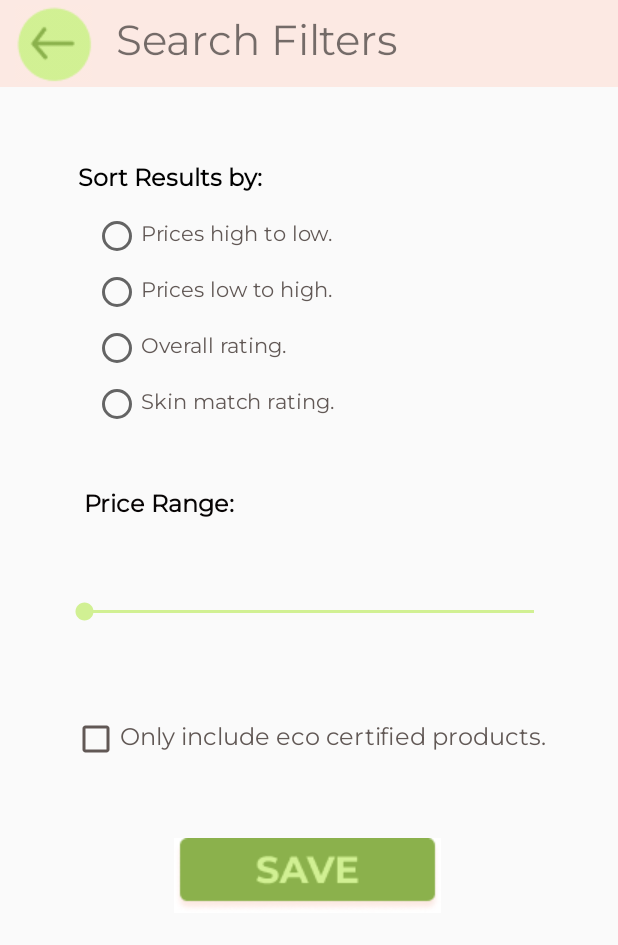
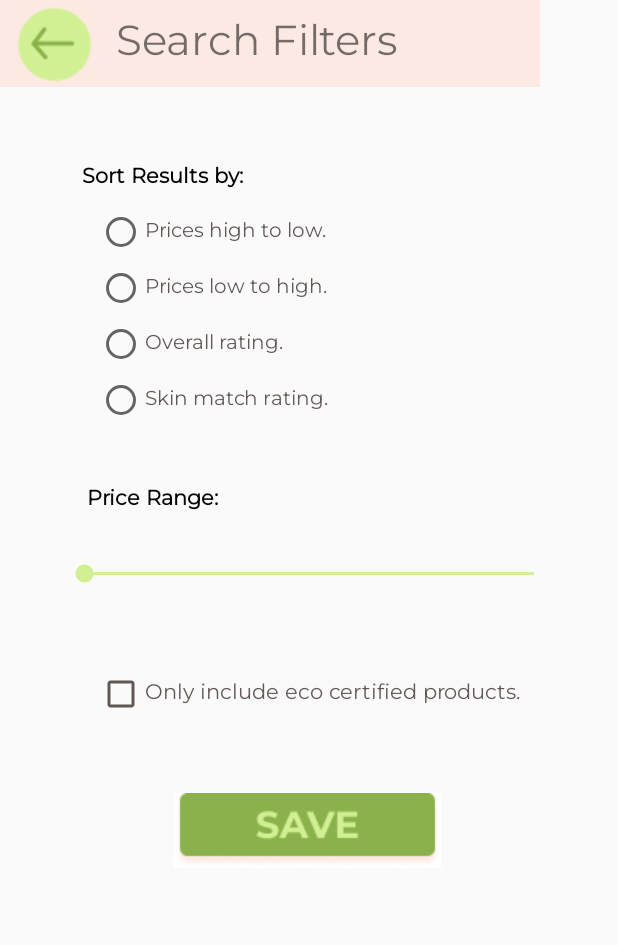
Before and after one commit to noahzpepper/coco, an Android app: the UserFilterActivity screen opened directly, with no data from a screen before it, on a phone screen of 412 x 824 dp. Shown: the top 945 px of the screen. Run offline under Robolectric (Android 15) with nearby library versions, the phone set to English and light mode, and no system bars.

Commit message:
fixed screen size and scrolling

```diff
--- a/app/src/main/res/layout/activity_user_filter.xml
+++ b/app/src/main/res/layout/activity_user_filter.xml
@@ -8,16 +8,7 @@
     tools:context=".UserFilterActivity">
 
     <ImageView
-        android:id="@+id/navbarRight"
-        android:layout_width="wrap_content"
-        android:layout_height="wrap_content"
-        app:layout_constraintBottom_toBottomOf="@+id/navbarLeft"
-        app:layout_constraintEnd_toEndOf="parent"
-        app:layout_constraintTop_toTopOf="parent"
-        app:srcCompat="@drawable/rectangle" />
-
-    <ImageView
-        android:id="@+id/navbarLeft"
+        android:id="@+id/navbar"
         android:layout_width="wrap_content"
         android:layout_height="wrap_content"
         app:layout_constraintStart_toStartOf="parent"
@@ -29,9 +20,9 @@
         android:layout_width="51dp"
         android:layout_height="51dp"
         android:layout_marginStart="10dp"
-        app:layout_constraintBottom_toBottomOf="@+id/navbarLeft"
+        app:layout_constraintBottom_toBottomOf="@+id/navbar"
         app:layout_constraintStart_toStartOf="parent"
-        app:layout_constraintTop_toTopOf="@+id/navbarLeft"
+        app:layout_constraintTop_toTopOf="@+id/navbar"
         app:srcCompat="@drawable/backarrowbutton" />
 
     <TextView
@@ -41,7 +32,7 @@
         android:fontFamily="@font/montserrat"
         android:text="@string/Settings"
         android:textSize="28sp"
-        app:layout_constraintBottom_toBottomOf="@+id/navbarRight"
+        app:layout_constraintBottom_toBottomOf="@+id/navbar"
         app:layout_constraintEnd_toEndOf="parent"
         app:layout_constraintHorizontal_bias="0.1"
         app:layout_constraintStart_toEndOf="@+id/backButton"
@@ -51,13 +42,14 @@
         android:id="@+id/eco_certified"
         android:layout_width="wrap_content"
         android:layout_height="wrap_content"
-        android:layout_marginTop="60dp"
+        android:layout_marginTop="55dp"
         android:buttonTint="#615855"
         android:clickable="true"
+        android:focusable="true"
         android:fontFamily="@font/montserrat"
         android:text="@string/eco_certified"
         android:textColor="#615855"
-        android:textSize="16sp"
+        android:textSize="14sp"
         app:layout_constraintEnd_toEndOf="parent"
         app:layout_constraintStart_toStartOf="parent"
         app:layout_constraintTop_toBottomOf="@+id/seekBar5" />
@@ -82,12 +74,12 @@
         android:fontFamily="@font/montserrat"
         android:text="@string/Sort"
         android:textColor="#000000"
-        android:textSize="16sp"
+        android:textSize="14sp"
         android:textStyle="bold"
         app:layout_constraintEnd_toEndOf="parent"
         app:layout_constraintHorizontal_bias="0.18"
         app:layout_constraintStart_toStartOf="parent"
-        app:layout_constraintTop_toBottomOf="@+id/navbarLeft" />
+        app:layout_constraintTop_toBottomOf="@+id/navbar" />
 
     <RadioButton
         android:id="@+id/radioSort1"
@@ -99,9 +91,10 @@
         android:fontFamily="@font/montserrat"
         android:text="@string/price_high"
         android:textColor="#615855"
-        android:textSize="14sp"
+        android:textSize="13sp"
         app:layout_constraintStart_toStartOf="@+id/titleSortResults"
-        app:layout_constraintTop_toBottomOf="@+id/titleSortResults" />
+        app:layout_constraintTop_toBottomOf="@+id/titleSortResults"
+        android:focusable="true" />
 
     <RadioButton
         android:id="@+id/radioSort2"
@@ -112,8 +105,10 @@
         android:fontFamily="@font/montserrat"
         android:text="@string/price_low"
         android:textColor="#615855"
+        android:textSize="13sp"
         app:layout_constraintStart_toStartOf="@+id/radioSort1"
-        app:layout_constraintTop_toBottomOf="@+id/radioSort1" />
+        app:layout_constraintTop_toBottomOf="@+id/radioSort1"
+        android:focusable="true" />
 
     <RadioButton
         android:id="@+id/radioSort4"
@@ -125,8 +120,10 @@
         android:fontFamily="@font/montserrat"
         android:text="@string/skin_rating"
         android:textColor="#615855"
+        android:textSize="13sp"
         app:layout_constraintStart_toStartOf="@+id/radioSort5"
-        app:layout_constraintTop_toBottomOf="@+id/radioSort5" />
+        app:layout_constraintTop_toBottomOf="@+id/radioSort5"
+        android:focusable="true" />
 
     <RadioButton
         android:id="@+id/radioSort5"
@@ -137,8 +134,10 @@
         android:fontFamily="@font/montserrat"
         android:text="@string/overall_rating"
         android:textColor="#615855"
+        android:textSize="13sp"
         app:layout_constraintStart_toStartOf="@+id/radioSort2"
-        app:layout_constraintTop_toBottomOf="@+id/radioSort2" />
+        app:layout_constraintTop_toBottomOf="@+id/radioSort2"
+        android:focusable="true" />
 
     <TextView
         android:id="@+id/titlePriceRange"
@@ -148,7 +147,7 @@
         android:fontFamily="@font/montserrat"
         android:text="@string/Price"
         android:textColor="#070404"
-        android:textSize="16sp"
+        android:textSize="14sp"
         android:textStyle="bold"
         app:layout_constraintEnd_toEndOf="parent"
         app:layout_constraintHorizontal_bias="0.18"
@@ -161,12 +160,13 @@
         android:layout_width="0dp"
         android:layout_height="wrap_content"
         android:layout_marginStart="40dp"
-        android:layout_marginTop="50dp"
+        android:layout_marginTop="30dp"
         android:layout_marginEnd="40dp"
         android:clickable="true"
+        android:focusable="true"
         android:indeterminate="true"
         android:isScrollContainer="true"
-        android:longClickable="true"
+        android:longClickable="false"
         android:max="100"
         android:progress="@android:integer/config_shortAnimTime"
         android:progressTint="#E91E63"
```
Also changed, not shown: app/src/main/res/layout/activity_user_account.xml (+14 -27 lines).
